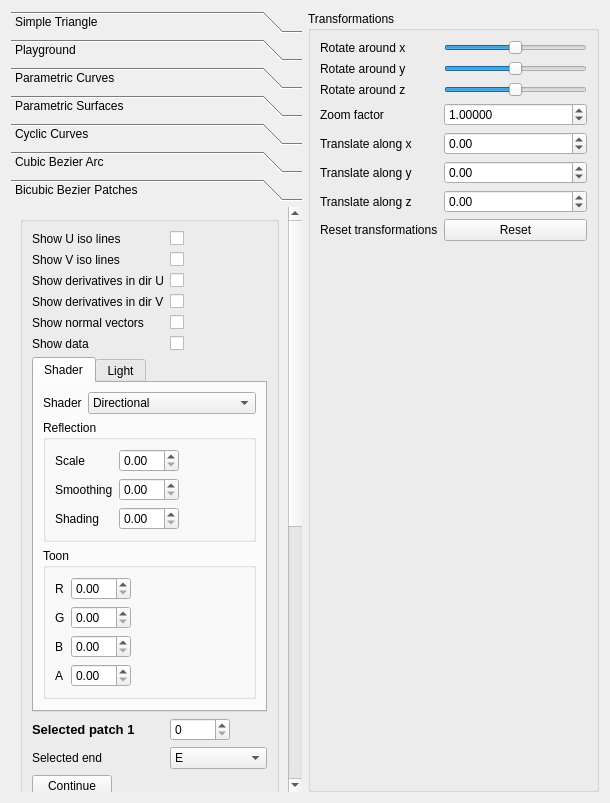
The window that GUI/SideWidget.ui (PortikAbel/Grafika) describes before a commit, drawn with Qt 5.
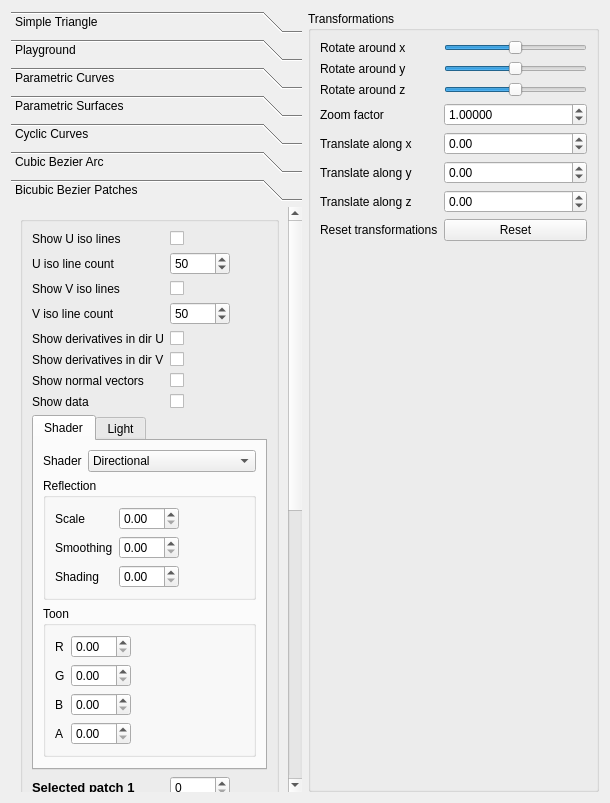
The same window after the commit. The open tabs and pages were chosen to show the change.

What changed in the file:
```diff
--- a/GUI/SideWidget.ui
+++ b/GUI/SideWidget.ui
@@ -35,7 +35,7 @@
       </sizepolicy>
      </property>
      <property name="currentIndex">
-      <number>5</number>
+      <number>6</number>
      </property>
      <widget class="QWidget" name="triangle_page">
       <property name="geometry">
@@ -1104,9 +1104,9 @@
       <property name="geometry">
        <rect>
         <x>0</x>
-        <y>-378</y>
+        <y>0</y>
         <width>279</width>
-        <height>1130</height>
+        <height>1188</height>
        </rect>
       </property>
       <attribute name="label">
@@ -1130,72 +1130,72 @@
             </property>
            </widget>
           </item>
-          <item row="1" column="0">
+          <item row="2" column="0">
            <widget class="QLabel" name="showDerivativesInDirULabel">
             <property name="text">
              <string>Show V iso lines</string>
             </property>
            </widget>
           </item>
-          <item row="1" column="1">
+          <item row="2" column="1">
            <widget class="QCheckBox" name="show_iso_v_check_box"/>
           </item>
-          <item row="2" column="0">
+          <item row="4" column="0">
            <widget class="QLabel" name="showDerivativesInDirVLabel">
             <property name="text">
              <string>Show derivatives in dir U</string>
             </property>
            </widget>
           </item>
-          <item row="2" column="1">
+          <item row="4" column="1">
            <widget class="QCheckBox" name="show_iso_d1_u_check_box"/>
           </item>
-          <item row="3" column="0">
+          <item row="5" column="0">
            <widget class="QLabel" name="showInterpolatedBezierPatchLabel">
             <property name="text">
              <string>Show derivatives in dir V</string>
             </property>
            </widget>
           </item>
-          <item row="3" column="1">
+          <item row="5" column="1">
            <widget class="QCheckBox" name="show_iso_d1_v_check_box">
             <property name="checked">
              <bool>false</bool>
             </property>
            </widget>
           </item>
-          <item row="4" column="0">
+          <item row="6" column="0">
            <widget class="QLabel" name="label_34">
             <property name="text">
              <string>Show normal vectors</string>
             </property>
            </widget>
           </item>
-          <item row="4" column="1">
+          <item row="6" column="1">
            <widget class="QCheckBox" name="showNormalVectorsCheckBox">
             <property name="text">
              <string/>
             </property>
            </widget>
           </item>
-          <item row="5" column="0">
+          <item row="7" column="0">
            <widget class="QLabel" name="label_21">
             <property name="text">
              <string>Show data</string>
             </property>
            </widget>
           </item>
-          <item row="5" column="1">
+          <item row="7" column="1">
            <widget class="QCheckBox" name="patch_data_check_box">
             <property name="text">
              <string/>
             </property>
            </widget>
           </item>
-          <item row="6" column="0" colspan="2">
+          <item row="8" column="0" colspan="2">
            <widget class="QTabWidget" name="shader_light_tab">
             <property name="currentIndex">
-             <number>1</number>
+             <number>0</number>
             </property>
             <widget class="QWidget" name="tab">
              <attribute name="title">
@@ -1436,7 +1436,7 @@
             </widget>
            </widget>
           </item>
-          <item row="7" column="0">
+          <item row="9" column="0">
            <widget class="QLabel" name="selectedPatch1Label">
             <property name="font">
              <font>
@@ -1453,7 +1453,7 @@
             </property>
            </widget>
           </item>
-          <item row="7" column="1">
+          <item row="9" column="1">
            <widget class="QSpinBox" name="selectedPatch1SpinBox">
             <property name="maximumSize">
              <size>
@@ -1466,14 +1466,14 @@
             </property>
            </widget>
           </item>
-          <item row="9" column="0">
+          <item row="11" column="0">
            <widget class="QLabel" name="label_12">
             <property name="text">
              <string>Selected end</string>
             </property>
            </widget>
           </item>
-          <item row="9" column="1">
+          <item row="11" column="1">
            <widget class="QComboBox" name="patch_1_dir_comboBox">
             <item>
              <property name="text">
@@ -1517,14 +1517,14 @@
             </item>
            </widget>
           </item>
-          <item row="10" column="0">
+          <item row="12" column="0">
            <widget class="QPushButton" name="patch_continue_button">
             <property name="text">
              <string>Continue</string>
             </property>
            </widget>
           </item>
-          <item row="11" column="0" colspan="2">
+          <item row="13" column="0" colspan="2">
            <widget class="QTabWidget" name="TextureTab">
             <property name="currentIndex">
              <number>1</number>
@@ -1658,7 +1658,7 @@
             </widget>
            </widget>
           </item>
-          <item row="12" column="0">
+          <item row="14" column="0">
            <widget class="QLabel" name="label_26">
             <property name="text">
              <string>&lt;html&gt;&lt;head/&gt;&lt;body&gt;&lt;p&gt;&lt;span style=&quot; font-size:9pt; text-decoration: underline;&quot;&gt;Control point index&lt;/span&gt;&lt;/p&gt;&lt;/body&gt;&lt;/html&gt;</string>
@@ -1668,42 +1668,42 @@
             </property>
            </widget>
           </item>
-          <item row="15" column="0">
+          <item row="17" column="0">
            <widget class="QLabel" name="label_27">
             <property name="text">
              <string>Row</string>
             </property>
            </widget>
           </item>
-          <item row="15" column="1">
+          <item row="17" column="1">
            <widget class="QSpinBox" name="cp_row_spinBox">
             <property name="maximum">
              <number>3</number>
             </property>
            </widget>
           </item>
-          <item row="17" column="0">
+          <item row="19" column="0">
            <widget class="QLabel" name="label_28">
             <property name="text">
              <string>Column</string>
             </property>
            </widget>
           </item>
-          <item row="17" column="1">
+          <item row="19" column="1">
            <widget class="QSpinBox" name="cp_col_spinBox">
             <property name="maximum">
              <number>3</number>
             </property>
            </widget>
           </item>
-          <item row="18" column="0">
+          <item row="20" column="0">
            <widget class="QLabel" name="label_29">
             <property name="text">
              <string>Control point X</string>
             </property>
            </widget>
           </item>
-          <item row="18" column="1">
+          <item row="20" column="1">
            <widget class="QDoubleSpinBox" name="patch_cp_x_spinBox">
             <property name="minimum">
              <double>-99.000000000000000</double>
@@ -1716,14 +1716,14 @@
             </property>
            </widget>
           </item>
-          <item row="20" column="0">
+          <item row="22" column="0">
            <widget class="QLabel" name="label_30">
             <property name="text">
              <string>Control point Y</string>
             </property>
            </widget>
           </item>
-          <item row="20" column="1">
+          <item row="22" column="1">
            <widget class="QDoubleSpinBox" name="patch_cp_y_spinBox">
             <property name="minimum">
              <double>-99.000000000000000</double>
@@ -1733,14 +1733,14 @@
             </property>
            </widget>
           </item>
-          <item row="22" column="0">
+          <item row="24" column="0">
            <widget class="QLabel" name="label_31">
             <property name="text">
              <string>Control point Z</string>
             </property>
            </widget>
           </item>
-          <item row="22" column="1">
+          <item row="24" column="1">
            <widget class="QDoubleSpinBox" name="patch_cp_z_spinBox">
             <property name="minimum">
              <double>-99.000000000000000</double>
@@ -1750,14 +1750,14 @@
             </property>
            </widget>
           </item>
-          <item row="27" column="0" colspan="2">
+          <item row="29" column="0" colspan="2">
            <widget class="Line" name="line_4">
             <property name="orientation">
              <enum>Qt::Horizontal</enum>
             </property>
            </widget>
           </item>
-          <item row="28" column="0">
+          <item row="30" column="0">
            <widget class="QLabel" name="selectedPatch2Label">
             <property name="styleSheet">
              <string notr="true">background-color: qlineargradient(spread:pad, x1:0, y1:0, x2:1, y2:1, stop:0 rgba(218, 218, 218, 255), stop:0.16 rgba(136, 132, 131, 255), stop:0.225 rgba(166, 166, 150, 255), stop:0.285 rgba(204, 204, 197, 255), stop:0.345 rgba(235, 231, 227, 255), stop:0.415 rgba(192, 197, 192, 255), stop:0.52 rgba(208, 209, 207, 255), stop:0.57 rgba(187, 187, 187, 255), stop:0.635 rgba(191, 191, 191, 255), stop:0.696629 rgba(223, 223, 223, 255), stop:0.75 rgba(218, 218, 218, 255), stop:0.815 rgba(208, 208, 208, 255), stop:0.88 rgba(232, 232, 232, 255), stop:0.935 rgba(217, 217, 217, 255), stop:1 rgba(35, 40, 3, 255));</string>
@@ -1767,17 +1767,17 @@
             </property>
            </widget>
           </item>
-          <item row="28" column="1">
+          <item row="30" column="1">
            <widget class="QSpinBox" name="selectedPatch2SpinBox"/>
           </item>
-          <item row="29" column="0">
+          <item row="31" column="0">
            <widget class="QLabel" name="label_20">
             <property name="text">
              <string>Selected end</string>
             </property>
            </widget>
           </item>
-          <item row="29" column="1">
+          <item row="31" column="1">
            <widget class="QComboBox" name="patch_2_dir_comboBox">
             <item>
              <property name="text">
@@ -1821,76 +1821,122 @@
             </item>
            </widget>
           </item>
-          <item row="30" column="0">
+          <item row="32" column="0">
            <widget class="QPushButton" name="patch_join_button">
             <property name="text">
              <string>Join</string>
             </property>
            </widget>
           </item>
-          <item row="30" column="1">
+          <item row="32" column="1">
            <widget class="QPushButton" name="patch_merge_button">
             <property name="text">
              <string>Merge</string>
             </property>
            </widget>
           </item>
-          <item row="31" column="0" colspan="2">
+          <item row="33" column="0" colspan="2">
            <widget class="Line" name="line_5">
             <property name="orientation">
              <enum>Qt::Horizontal</enum>
             </property>
            </widget>
           </item>
-          <item row="32" column="0">
+          <item row="34" column="0">
            <widget class="QPushButton" name="new_patch_button">
             <property name="text">
              <string>New patch</string>
             </property>
            </widget>
           </item>
-          <item row="19" column="0">
+          <item row="21" column="0">
            <widget class="QPushButton" name="patch_move_x_minus">
             <property name="text">
              <string>-</string>
             </property>
            </widget>
           </item>
-          <item row="19" column="1">
+          <item row="21" column="1">
            <widget class="QPushButton" name="patch_move_x_plus">
             <property name="text">
              <string>+</string>
             </property>
            </widget>
           </item>
-          <item row="21" column="0">
+          <item row="23" column="0">
            <widget class="QPushButton" name="patch_move_y_minus">
             <property name="text">
              <string>-</string>
             </property>
            </widget>
           </item>
-          <item row="21" column="1">
+          <item row="23" column="1">
            <widget class="QPushButton" name="patch_move_y_plus">
             <property name="text">
              <string>+</string>
             </property>
            </widget>
           </item>
-          <item row="23" column="0">
+          <item row="25" column="0">
            <widget class="QPushButton" name="patch_move_z_minus">
             <property name="text">
              <string>-</string>
             </property>
            </widget>
           </item>
-          <item row="23" column="1">
+          <item row="25" column="1">
            <widget class="QPushButton" name="patch_move_z_plus">
             <property name="text">
              <string>+</string>
             </property>
            </widget>
           </item>
+          <item row="1" column="0">
+           <widget class="QLabel" name="label_23">
+            <property name="text">
+             <string>U iso line count</string>
+            </property>
+           </widget>
+          </item>
+          <item row="1" column="1">
+           <widget class="QSpinBox" name="update_u_iso_lines">
+            <property name="maximumSize">
+             <size>
+              <width>60</width>
+              <height>16777215</height>
+             </size>
+            </property>
+            <property name="minimum">
+             <number>0</number>
+            </property>
+            <property name="maximum">
+             <number>200</number>
+            </property>
+            <property name="value">
+             <number>50</number>
+            </property>
+           </widget>
+          </item>
+          <item row="3" column="1">
+           <widget class="QSpinBox" name="update_v_iso_lines">
+            <property name="maximumSize">
+             <size>
+              <width>60</width>
+              <height>16777215</height>
+             </size>
+            </property>
+            <property name="value">
+             <number>50</number>
+            </property>
+           </widget>
+          </item>
+          <item row="3" column="0">
+           <widget class="QLabel" name="label_24">
+            <property name="text">
+             <string>V iso line count</string>
+            </property>
+           </widget>
+          </item>
          </layout>
         </widget>
        </item>
```
